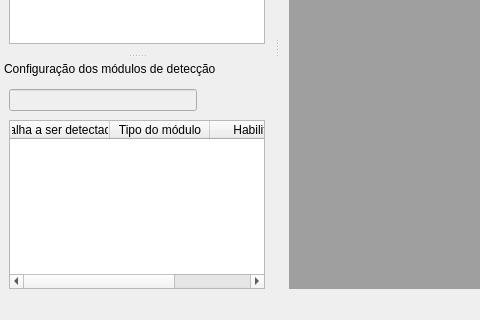
Above: softwares/simddef/ui/principal.ui from diogolr/diogolrmsc before the change; both pictures show x 0 to 480 and y 252 to 572 of the 797 by 572 pixel window. Below: the same form after it.
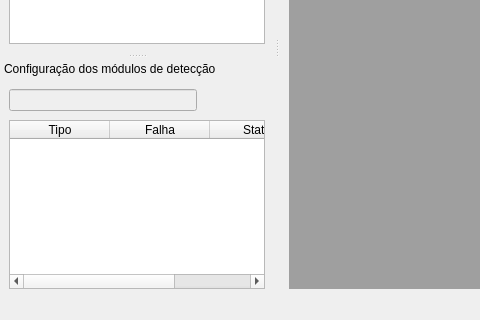
That is the form after the change. Icons and pictures are not drawn.

```diff
--- a/softwares/simddef/ui/principal.ui
+++ b/softwares/simddef/ui/principal.ui
@@ -192,6 +192,46 @@
    </attribute>
    <widget class="QWidget" name="dockWidgetContents_2">
     <layout class="QGridLayout" name="gridLayout_3">
+     <item row="1" column="0">
+      <widget class="QTableWidget" name="modulos">
+       <property name="toolTip">
+        <string>Lista de módulos cadastrados</string>
+       </property>
+       <property name="editTriggers">
+        <set>QAbstractItemView::NoEditTriggers</set>
+       </property>
+       <property name="tabKeyNavigation">
+        <bool>false</bool>
+       </property>
+       <property name="selectionMode">
+        <enum>QAbstractItemView::SingleSelection</enum>
+       </property>
+       <property name="gridStyle">
+        <enum>Qt::DotLine</enum>
+       </property>
+       <property name="sortingEnabled">
+        <bool>true</bool>
+       </property>
+       <attribute name="verticalHeaderVisible">
+        <bool>false</bool>
+       </attribute>
+       <column>
+        <property name="text">
+         <string>Tipo</string>
+        </property>
+       </column>
+       <column>
+        <property name="text">
+         <string>Falha</string>
+        </property>
+       </column>
+       <column>
+        <property name="text">
+         <string>Status</string>
+        </property>
+       </column>
+      </widget>
+     </item>
      <item row="0" column="0">
       <layout class="QHBoxLayout" name="horizontalLayout">
        <item>
@@ -255,34 +295,6 @@
        </item>
       </layout>
      </item>
-     <item row="1" column="0">
-      <widget class="QTableWidget" name="modulos">
-       <property name="editTriggers">
-        <set>QAbstractItemView::DoubleClicked</set>
-       </property>
-       <property name="tabKeyNavigation">
-        <bool>false</bool>
-       </property>
-       <property name="gridStyle">
-        <enum>Qt::DotLine</enum>
-       </property>
-       <column>
-        <property name="text">
-         <string>Falha a ser detectada</string>
-        </property>
-       </column>
-       <column>
-        <property name="text">
-         <string>Tipo do módulo</string>
-        </property>
-       </column>
-       <column>
-        <property name="text">
-         <string>Habilitado</string>
-        </property>
-       </column>
-      </widget>
-     </item>
     </layout>
    </widget>
   </widget>
```
Left out of the diff: 11 changed lines with no effect on the pictures.
